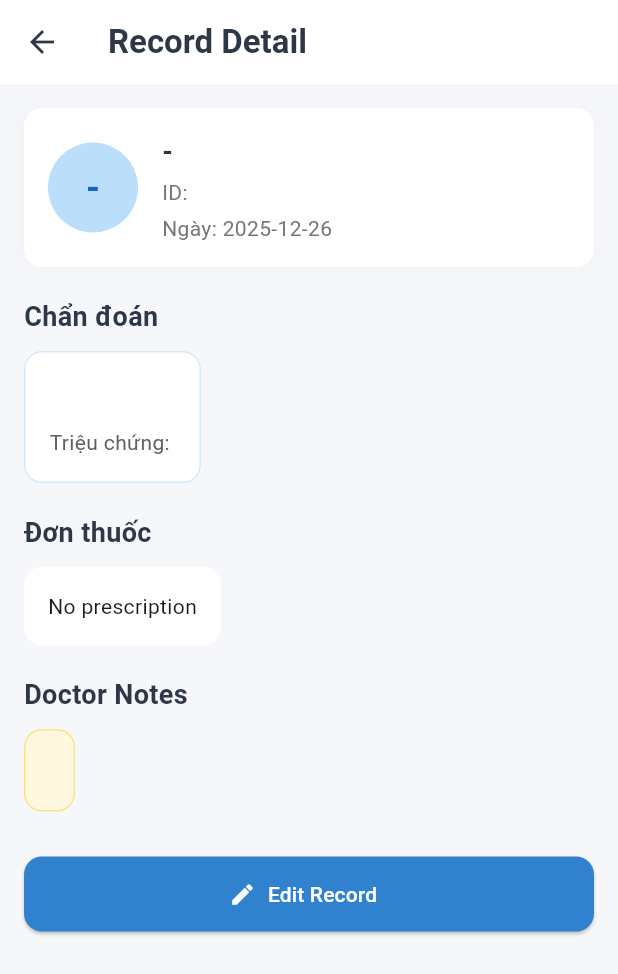
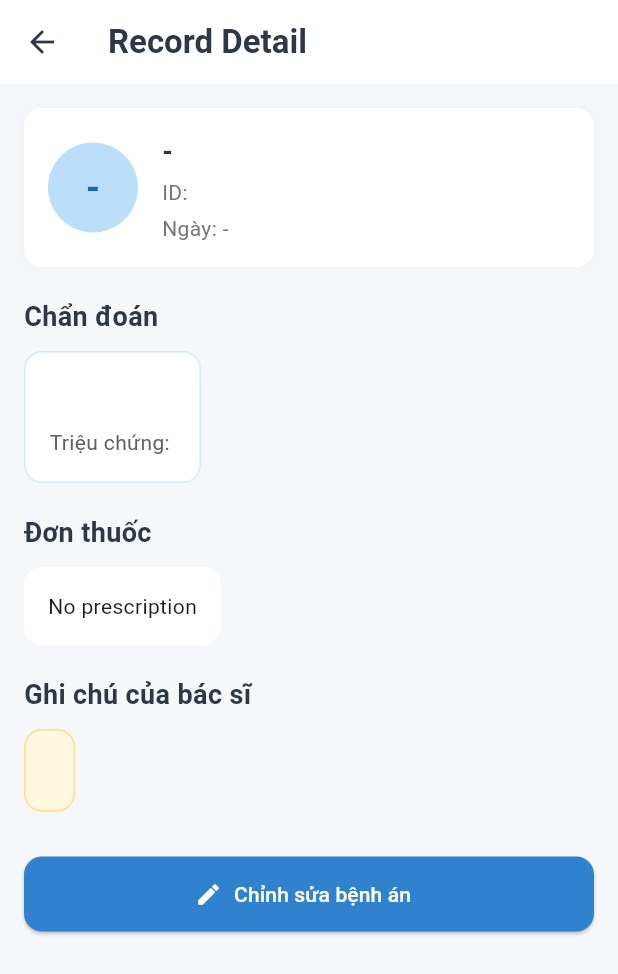
Before and after one commit to lasuss/medi_house, a Flutter app: the DoctorRecordDetail screen opened directly with empty values, on a phone screen of 412 x 824 dp. Shown: the top 974 px of the screen. Run offline on Flutter 3.47's test engine with Material 3 defaults, Android fonts, the phone set to English and light mode, and no system bars; our stand-ins replace barcode_widget, firebase_core, firebase_messaging, flutter_local_notifications, font_awesome_flutter, go_router and 4 more; missing offline and left inert: mobile_scanner; accounts and stored records are empty.

Commit message:
Đã sửa thành tiếng việt, màu sắc, có ngày khám, nhưng trong recorddetail chưa hiển thị được ngày khám, chưa biết sửa

```diff
--- a/lib/Widgets/doctor/DoctorRecordDetail.dart
+++ b/lib/Widgets/doctor/DoctorRecordDetail.dart
@@ -49,6 +49,8 @@ class _DoctorRecordDetailState extends State<DoctorRecordDetail> {
                 id,
                 name
               )
+              appointment:appointments!left (
+                date
             ''')
             .eq('id', widget.recordId)
             .single();
@@ -84,6 +86,32 @@ class _DoctorRecordDetailState extends State<DoctorRecordDetail> {
         setState(() => isLoading = false);
       }
     }
+
+    String _formatAppointmentDate(dynamic appointment) {
+      if (appointment == null ||
+          appointment is! Map ||
+          appointment['date'] == null) {
+        return '-';
+      }
+
+      final rawDate = appointment['date'];
+      DateTime visitDate;
+
+      if (rawDate is String) {
+        visitDate = DateTime.parse(rawDate).toLocal();
+      } else if (rawDate is int) {
+        visitDate = DateTime.fromMillisecondsSinceEpoch(rawDate).toLocal();
+      } else {
+        return '-';
+      }
+
+      return '${visitDate.day.toString().padLeft(2, '0')}/'
+          '${visitDate.month.toString().padLeft(2, '0')}/'
+          '${visitDate.year} '
+          '${visitDate.hour.toString().padLeft(2, '0')}:'
+          '${visitDate.minute.toString().padLeft(2, '0')}';
+    }
+
 
     @override
     Widget build(BuildContext context) {
@@ -171,7 +199,7 @@ class _DoctorRecordDetailState extends State<DoctorRecordDetail> {
                           ),
                           const SizedBox(height: 4),
                           Text(
-                          'Ngày: ${record?['created_at']?.toString().split('T').first ?? '-'}',
+                            'Ngày: ${_formatAppointmentDate(record?['appointment'] is List && (record?['appointment'] as List).isNotEmpty ? (record?['appointment'][0]) : null)}',
                             style: TextStyle(color: Colors.grey[600]),
                           ),
                         ],
@@ -311,7 +339,7 @@ class _DoctorRecordDetailState extends State<DoctorRecordDetail> {
 
               // ===== Doctor Notes =====
               const Text(
-              'Doctor Notes',
+                'Ghi chú của bác sĩ',
                 style: TextStyle(
                   fontSize: 18,
                   fontWeight: FontWeight.bold,
@@ -358,7 +386,7 @@ class _DoctorRecordDetailState extends State<DoctorRecordDetail> {
                     }
                   },
                   icon: const Icon(Icons.edit),
-                label: const Text('Edit Record'),
+                  label: const Text('Chỉnh sửa bệnh án'),
                   style: ElevatedButton.styleFrom(
                     backgroundColor: const Color(0xFF3182CE),
                     foregroundColor: Colors.white,
--- a/lib/Widgets/doctor/DoctorRecordDetailEdit.dart
+++ b/lib/Widgets/doctor/DoctorRecordDetailEdit.dart
@@ -353,7 +353,7 @@ class _DoctorRecordDetailEditState extends State<DoctorRecordDetailEdit> {
 
     return Scaffold(
       appBar: AppBar(
-        title: const Text('Edit Record'),
+        title: const Text('Chỉnh Sửa Bệnh Án'),
         backgroundColor: Colors.white,
         iconTheme: const IconThemeData(color: Color(0xFF2D3748)),
         elevation: 0,
@@ -414,11 +414,11 @@ class _DoctorRecordDetailEditState extends State<DoctorRecordDetailEdit> {
             const SizedBox(height: 20),
 
             // ===== Symptoms & Diagnosis =====
-            _buildTextField(symptomsController, 'Symptoms'),
+            _buildTextField(symptomsController, 'Triệu Chứng'),
             const SizedBox(height: 16),
-            _buildTextField(diagnosisController, 'Diagnosis'),
+            _buildTextField(diagnosisController, 'Chẩn Đoán'),
             const SizedBox(height: 16),
-            _buildTextField(doctorNoteController, 'Doctor Notes / General Instructions'),
+            _buildTextField(doctorNoteController, 'Ghi Chú & Hướng Dẫn Của Bác Sĩ'),
             const SizedBox(height: 20),
 
             // ===== Prescription Section (NEW) =====
@@ -426,13 +426,13 @@ class _DoctorRecordDetailEditState extends State<DoctorRecordDetailEdit> {
               mainAxisAlignment: MainAxisAlignment.spaceBetween,
               children: [
                 const Text(
-                  'Prescription',
+                  'Đơn Thuốc',
                   style: TextStyle(fontWeight: FontWeight.bold, fontSize: 18, color: Color(0xFF2D3748)),
                 ),
                 TextButton.icon(
                     onPressed: _showAddMedicineDialog,
                     icon: const Icon(Icons.add_circle, color: Colors.blue),
-                    label: const Text('Add Medicine', style: TextStyle(color: Colors.blue)),
+                    label: const Text('Thêm Thuốc', style: TextStyle(color: Colors.blue)),
                 )
               ],
             ),
@@ -479,7 +479,7 @@ class _DoctorRecordDetailEditState extends State<DoctorRecordDetailEdit> {
 
             // ===== Status =====
             const Text(
-              'Status',
+              'Trạng Thái Bệnh Án',
               style: TextStyle(fontWeight: FontWeight.bold, fontSize: 16),
             ),
             const SizedBox(height: 8),
@@ -507,13 +507,14 @@ class _DoctorRecordDetailEditState extends State<DoctorRecordDetailEdit> {
                     onPressed: isSaving ? null : _saveRecord,
                     style: ElevatedButton.styleFrom(
                       backgroundColor: const Color(0xFF3182CE),
+                      foregroundColor: Colors.white,
                       padding: const EdgeInsets.symmetric(vertical: 16),
                       shape: RoundedRectangleBorder(
                           borderRadius: BorderRadius.circular(12)),
                     ),
                     child: isSaving
                         ? const SizedBox(width: 20, height: 20, child: CircularProgressIndicator(color: Colors.white, strokeWidth: 2))
-                        : const Text('Save Record', style: TextStyle(fontSize: 16, fontWeight: FontWeight.bold)),
+                        : const Text('Lưu Bệnh Án', style: TextStyle(fontSize: 16, fontWeight: FontWeight.bold)),
                   ),
                 ),
                 const SizedBox(width: 16),
@@ -526,7 +527,7 @@ class _DoctorRecordDetailEditState extends State<DoctorRecordDetailEdit> {
                           borderRadius: BorderRadius.circular(12)),
                       side: BorderSide(color: Colors.grey[400]!),
                     ),
-                    child: Text('Cancel', style: TextStyle(color: Colors.grey[700], fontSize: 16)),
+                    child: Text('Hủy', style: TextStyle(color: Colors.grey[700], fontSize: 16)),
                   ),
                 ),
               ],
```
Also changed, not shown: lib/Widgets/doctor/DoctorDashboard.dart (+90 -154 lines), lib/main.dart (+8 -1 lines). Lines whose indentation alone changed are shown as unchanged.
